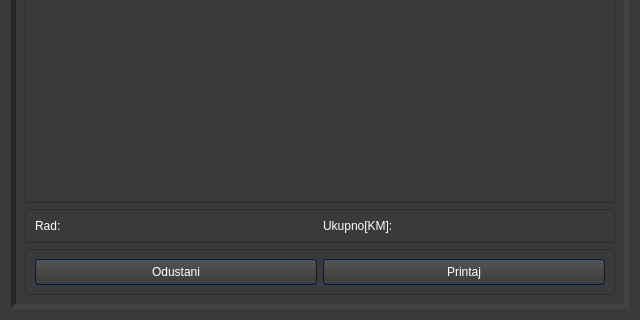
Old version of the form receipt.ui in the repository 4ntim4tter/Budget-Flow; both pictures show x 0 to 640 and y 160 to 480 of the 640 by 480 pixel window.
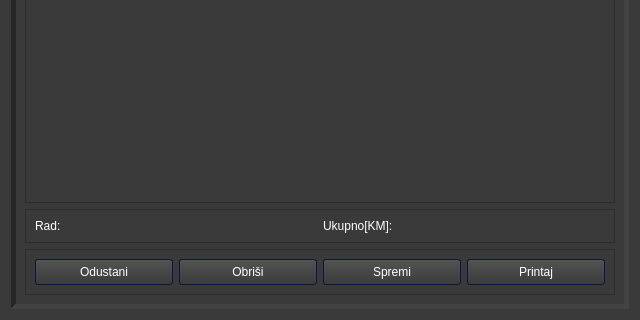
New version of the form. Icons and pictures are not drawn.

Patch:
```diff
--- a/receipt.ui
+++ b/receipt.ui
@@ -1169,6 +1169,20 @@
            </property>
           </widget>
          </item>
+         <item>
+          <widget class="QPushButton" name="delete_entry_button">
+           <property name="text">
+            <string>Obriši</string>
+           </property>
+          </widget>
+         </item>
+         <item>
+          <widget class="QPushButton" name="modify_reciept_button">
+           <property name="text">
+            <string>Spremi</string>
+           </property>
+          </widget>
+         </item>
          <item>
           <widget class="QPushButton" name="print_reciept_button">
            <property name="text">
```
